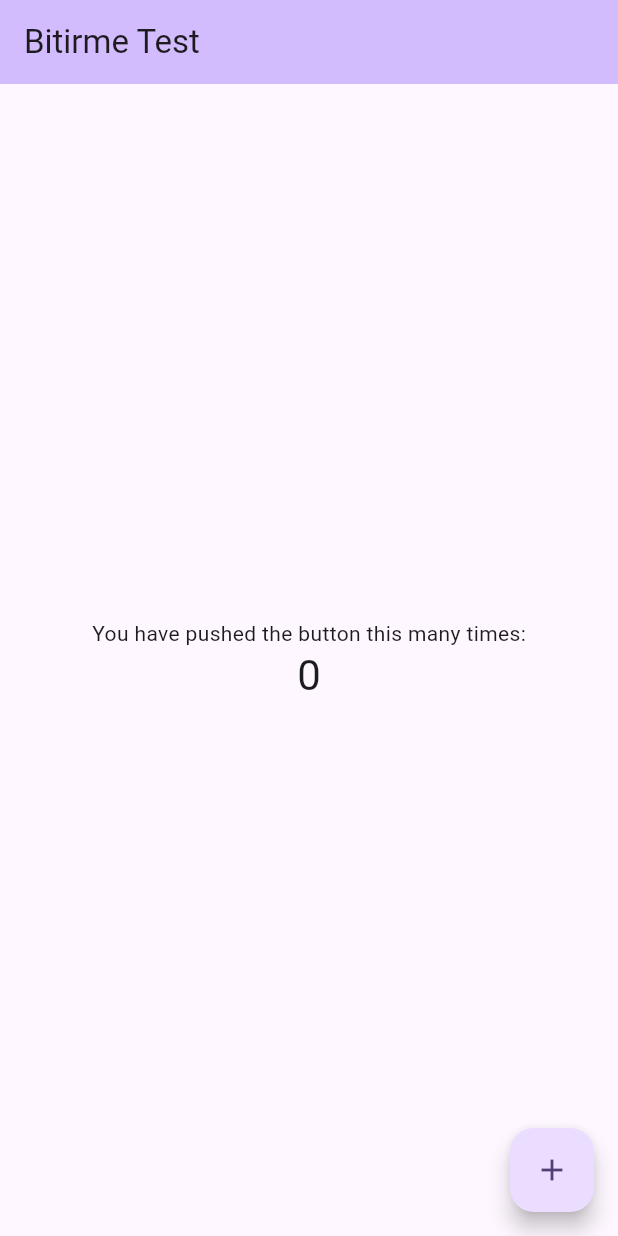
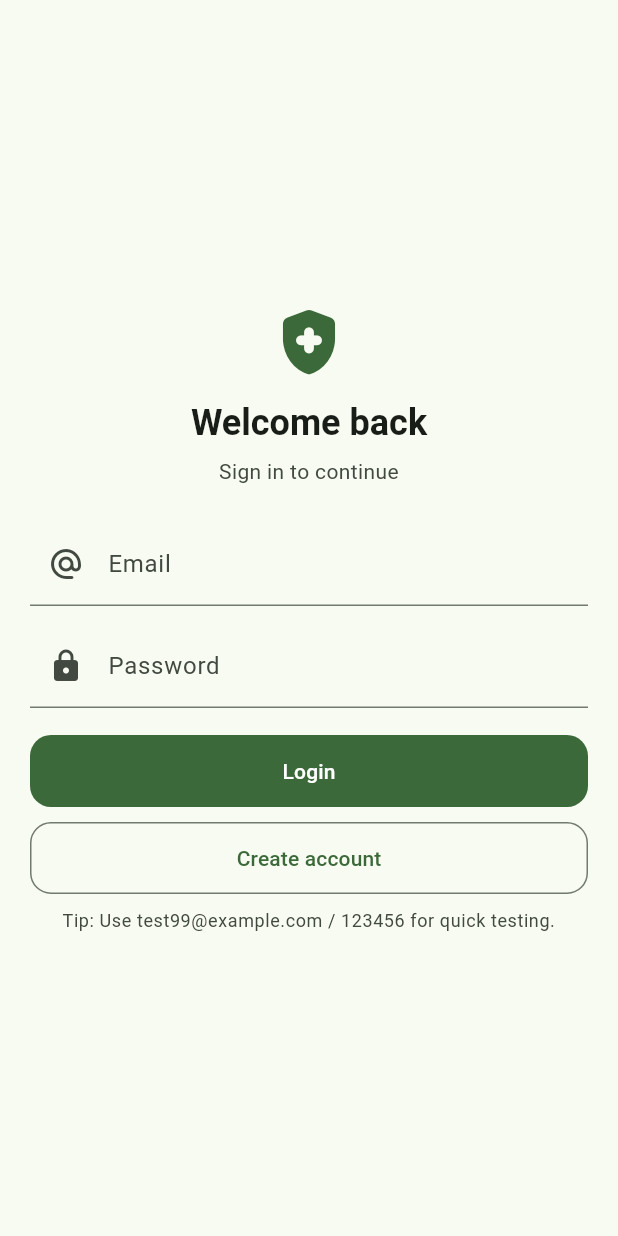
Before and after one commit to harunnkayaa/Akilli_Tarif_Ilac_Sistemi, a Flutter app: the screen it shows after launch, on a phone screen of 412 x 824 dp. Run offline on Flutter 3.47's test engine with Material 3 defaults, Android fonts, the phone set to English and light mode, and no system bars; our stand-ins replace dio, flutter_secure_storage.

Commit message:
feat(mobile): implement login/register, token storage, and boot redirect

```diff
--- /dev/null
+++ b/frontend/mobile_app/lib/core/api_client.dart
@@ -0,0 +1,41 @@
+import 'package:dio/dio.dart';
+import 'token_store.dart';
+
+class ApiClient {
+  final Dio dio;
+
+  ApiClient._(this.dio);
+
+  factory ApiClient(TokenStore tokenStore) {
+    final dio = Dio(
+      BaseOptions(
+        baseUrl: 'http://10.0.2.2:8000',
+        connectTimeout: const Duration(seconds: 10),
+        receiveTimeout: const Duration(seconds: 10),
+        headers: {'Content-Type': 'application/json'},
+      ),
+    );
+
+    dio.interceptors.add(
+      InterceptorsWrapper(
+        onRequest: (options, handler) async {
+          final token = await tokenStore.readToken();
+          if (token != null && token.isNotEmpty) {
+            options.headers['Authorization'] = 'Bearer $token';
+          }
+          return handler.next(options);
+        },
+        onError: (e, handler) async {
+          if (e.response?.statusCode == 401) {
+            // Token invalid/expired -> cleanup
+            await tokenStore.deleteToken();
+            // TODO: navigate to login (we'll do later)
+          }
+          return handler.next(e);
+        },
+      ),
+    );
+
+    return ApiClient._(dio);
+  }
+}
--- /dev/null
+++ b/frontend/mobile_app/lib/core/token_store.dart
@@ -0,0 +1,15 @@
+import 'package:flutter_secure_storage/flutter_secure_storage.dart';
+
+class TokenStore {
+  static const _key = 'access_token';
+  final FlutterSecureStorage _storage;
+
+  TokenStore({FlutterSecureStorage? storage})
+      : _storage = storage ?? const FlutterSecureStorage();
+
+  Future<void> saveToken(String token) => _storage.write(key: _key, value: token);
+
+  Future<String?> readToken() => _storage.read(key: _key);
+
+  Future<void> deleteToken() => _storage.delete(key: _key);
+}
--- /dev/null
+++ b/frontend/mobile_app/lib/features/auth/auth_api.dart
@@ -0,0 +1,81 @@
+import 'package:dio/dio.dart';
+import '../../core/api_client.dart';
+import '../../core/token_store.dart';
+
+class AuthApi {
+  final Dio _dio;
+  final TokenStore _tokenStore;
+
+  AuthApi(ApiClient client, this._tokenStore) : _dio = client.dio;
+
+  /// REGISTER
+  Future<void> register({
+    required String email,
+    required String password,
+  }) async {
+    await _dio.post(
+      '/auth/register',
+      data: {
+        'email': email,
+        'password': password,
+      },
+    );
+  }
+
+  /// LOGIN
+  Future<void> login({
+    required String email,
+    required String password,
+  }) async {
+    final res = await _dio.post(
+      '/auth/login',
+      data: {
+        'email': email,
+        'password': password,
+      },
+    );
+
+    final data = res.data;
+
+    final token = (data is Map && data['access_token'] is String)
+        ? data['access_token'] as String
+        : null;
+
+    if (token == null || token.isEmpty) {
+      throw Exception('Login response does not include access_token');
+    }
+
+    await _tokenStore.saveToken(token);
+  }
+
+  /// TOKEN VAR MI + GEÇERLİ Mİ
+  Future<bool> hasValidSession() async {
+    final token = await _tokenStore.readToken();
+
+    if (token == null || token.isEmpty) {
+      return false;
+    }
+
+    try {
+      // Token interceptor zaten Authorization header ekliyor
+      await _dio.get('/users/me');
+      return true;
+    } on DioException catch (e) {
+      if (e.response?.statusCode == 401 ||
+          e.response?.statusCode == 403) {
+        await _tokenStore.deleteToken();
+        return false;
+      }
+
+      // Network hatası vs
+      return false;
+    } catch (_) {
+      return false;
+    }
+  }
+
+  /// LOGOUT
+  Future<void> logout() async {
+    await _tokenStore.deleteToken();
+  }
+}
--- /dev/null
+++ b/frontend/mobile_app/lib/features/auth/login_screen.dart
@@ -0,0 +1,135 @@
+import 'package:flutter/material.dart';
+import 'auth_api.dart';
+
+class LoginScreen extends StatefulWidget {
+  final AuthApi authApi;
+
+  const LoginScreen({super.key, required this.authApi});
+
+  @override
+  State<LoginScreen> createState() => _LoginScreenState();
+}
+
+class _LoginScreenState extends State<LoginScreen> {
+  final _email = TextEditingController();
+  final _password = TextEditingController();
+  bool _loading = false;
+
+  @override
+  void dispose() {
+    _email.dispose();
+    _password.dispose();
+    super.dispose();
+  }
+
+  void _snack(String msg) {
+    ScaffoldMessenger.of(context).showSnackBar(SnackBar(content: Text(msg)));
+  }
+
+  Future<void> _login() async {
+    FocusScope.of(context).unfocus();
+    setState(() => _loading = true);
+
+    try {
+      await widget.authApi.login(
+        email: _email.text.trim(),
+        password: _password.text,
+      );
+
+      if (!mounted) return;
+      Navigator.pushReplacementNamed(context, '/profile');
+    } catch (e) {
+      if (!mounted) return;
+      _snack('Login failed: $e');
+    } finally {
+      if (mounted) setState(() => _loading = false);
+    }
+  }
+
+  @override
+  Widget build(BuildContext context) {
+    final cs = Theme.of(context).colorScheme;
+
+    return Scaffold(
+      body: SafeArea(
+        child: Center(
+          child: SingleChildScrollView(
+            padding: const EdgeInsets.all(20),
+            child: ConstrainedBox(
+              constraints: const BoxConstraints(maxWidth: 420),
+              child: Column(
+                crossAxisAlignment: CrossAxisAlignment.stretch,
+                children: [
+                  Icon(Icons.health_and_safety_rounded, size: 52, color: cs.primary),
+                  const SizedBox(height: 12),
+                  Text(
+                    'Welcome back',
+                    style: Theme.of(context).textTheme.headlineSmall?.copyWith(fontWeight: FontWeight.w700),
+                    textAlign: TextAlign.center,
+                  ),
+                  const SizedBox(height: 6),
+                  Text(
+                    'Sign in to continue',
+                    style: Theme.of(context).textTheme.bodyMedium?.copyWith(color: cs.onSurfaceVariant),
+                    textAlign: TextAlign.center,
+                  ),
+                  const SizedBox(height: 24),
+
+                  TextField(
+                    controller: _email,
+                    keyboardType: TextInputType.emailAddress,
+                    textInputAction: TextInputAction.next,
+                    decoration: const InputDecoration(
+                      labelText: 'Email',
+                      prefixIcon: Icon(Icons.alternate_email_rounded),
+                    ),
+                  ),
+                  const SizedBox(height: 12),
+                  TextField(
+                    controller: _password,
+                    obscureText: true,
+                    textInputAction: TextInputAction.done,
+                    onSubmitted: (_) => _loading ? null : _login(),
+                    decoration: const InputDecoration(
+                      labelText: 'Password',
+                      prefixIcon: Icon(Icons.lock_rounded),
+                    ),
+                  ),
+                  const SizedBox(height: 18),
+
+                  FilledButton(
+                    onPressed: _loading ? null : _login,
+                    style: FilledButton.styleFrom(
+                      padding: const EdgeInsets.symmetric(vertical: 14),
+                      shape: RoundedRectangleBorder(borderRadius: BorderRadius.circular(14)),
+                    ),
+                    child: Text(_loading ? 'Loading...' : 'Login'),
+                  ),
+
+                  const SizedBox(height: 10),
+
+                  OutlinedButton(
+                    onPressed: _loading ? null : () => Navigator.pushNamed(context, '/register'),
+                    style: OutlinedButton.styleFrom(
+                      padding: const EdgeInsets.symmetric(vertical: 14),
+                      shape: RoundedRectangleBorder(borderRadius: BorderRadius.circular(14)),
+                    ),
+                    child: const Text('Create account'),
+                  ),
+
+                  const SizedBox(height: 10),
+
+                  Text(
+                    'Tip: Use test99@example.com / 123456 for quick testing.',
+                    style: Theme.of(context).textTheme.bodySmall?.copyWith(color: cs.onSurfaceVariant),
+                    textAlign: TextAlign.center,
+                  ),
+                ],
+              ),
+            ),
+          ),
+        ),
+      ),
+    );
+  }
+}
--- a/frontend/mobile_app/lib/main.dart
+++ b/frontend/mobile_app/lib/main.dart
@@ -1,4 +1,9 @@
 import 'package:flutter/material.dart';
+import 'core/api_client.dart';
+import 'core/token_store.dart';
+import 'features/auth/auth_api.dart';
+import 'features/auth/boot_screen.dart';
+import 'features/auth/register_screen.dart';
 
 void main() {
   runApp(const MyApp());
@@ -7,116 +12,23 @@ void main() {
 class MyApp extends StatelessWidget {
   const MyApp({super.key});
 
-  // This widget is the root of your application.
   @override
   Widget build(BuildContext context) {
+    final tokenStore = TokenStore();
+    final client = ApiClient(tokenStore);
+    final authApi = AuthApi(client, tokenStore);
+
     return MaterialApp(
-      title: 'Bitirme Test',
+      debugShowCheckedModeBanner: false,
+      title: 'SmartApp',
       theme: ThemeData(
-        // This is the theme of your application.
-        //
-        // TRY THIS: Try running your application with "flutter run". You'll see
-        // the application has a purple toolbar. Then, without quitting the app,
-        // try changing the seedColor in the colorScheme below to Colors.green
-        // and then invoke "hot reload" (save your changes or press the "hot
-        // reload" button in a Flutter-supported IDE, or press "r" if you used
-        // the command line to start the app).
-        //
-        // Notice that the counter didn't reset back to zero; the application
-        // state is not lost during the reload. To reset the state, use hot
-        // restart instead.
-        //
-        // This works for code too, not just values: Most code changes can be
-        // tested with just a hot reload.
-        colorScheme: .fromSeed(seedColor: Colors.deepPurple),
+        colorScheme: ColorScheme.fromSeed(seedColor: Colors.green),
+        useMaterial3: true,
       ),
-      home: const MyHomePage(title: 'Bitirme Test'),
+      routes: {
+        '/': (_) => BootScreen(authApi: authApi),
+        '/register': (_) => RegisterScreen(authApi: authApi),
+      },
     );
   }
 }
-
-class MyHomePage extends StatefulWidget {
-  const MyHomePage({super.key, required this.title});
-
-  // This widget is the home page of your application. It is stateful, meaning
-  // that it has a State object (defined below) that contains fields that affect
-  // how it looks.
-
-  // This class is the configuration for the state. It holds the values (in this
-  // case the title) provided by the parent (in this case the App widget) and
-  // used by the build method of the State. Fields in a Widget subclass are
-  // always marked "final".
-
-  final String title;
-
-  @override
-  State<MyHomePage> createState() => _MyHomePageState();
-}
-
-class _MyHomePageState extends State<MyHomePage> {
-  int _counter = 0;
-
-  void _incrementCounter() {
-    setState(() {
-      // This call to setState tells the Flutter framework that something has
-      // changed in this State, which causes it to rerun the build method below
-      // so that the display can reflect the updated values. If we changed
-      // _counter without calling setState(), then the build method would not be
-      // called again, and so nothing would appear to happen.
-      _counter++;
-    });
-  }
-
-  @override
-  Widget build(BuildContext context) {
-    // This method is rerun every time setState is called, for instance as done
-    // by the _incrementCounter method above.
-    //
-    // The Flutter framework has been optimized to make rerunning build methods
-    // fast, so that you can just rebuild anything that needs updating rather
-    // than having to individually change instances of widgets.
-    return Scaffold(
-      appBar: AppBar(
-        // TRY THIS: Try changing the color here to a specific color (to
-        // Colors.amber, perhaps?) and trigger a hot reload to see the AppBar
-        // change color while the other colors stay the same.
-        backgroundColor: Theme.of(context).colorScheme.inversePrimary,
-        // Here we take the value from the MyHomePage object that was created by
-        // the App.build method, and use it to set our appbar title.
-        title: Text(widget.title),
-      ),
-      body: Center(
-        // Center is a layout widget. It takes a single child and positions it
-        // in the middle of the parent.
-        child: Column(
-          // Column is also a layout widget. It takes a list of children and
-          // arranges them vertically. By default, it sizes itself to fit its
-          // children horizontally, and tries to be as tall as its parent.
-          //
-          // Column has various properties to control how it sizes itself and
-          // how it positions its children. Here we use mainAxisAlignment to
-          // center the children vertically; the main axis here is the vertical
-          // axis because Columns are vertical (the cross axis would be
-          // horizontal).
-          //
-          // TRY THIS: Invoke "debug painting" (choose the "Toggle Debug Paint"
-          // action in the IDE, or press "p" in the console), to see the
-          // wireframe for each widget.
-          mainAxisAlignment: .center,
-          children: [
-            const Text('You have pushed the button this many times:'),
-            Text(
-              '$_counter',
-              style: Theme.of(context).textTheme.headlineMedium,
-            ),
-          ],
-        ),
-      ),
-      floatingActionButton: FloatingActionButton(
-        onPressed: _incrementCounter,
-        tooltip: 'Increment',
-        child: const Icon(Icons.add),
-      ),
-    );
-  }
-}
--- a/frontend/mobile_app/pubspec.yaml
+++ b/frontend/mobile_app/pubspec.yaml
@@ -36,6 +36,10 @@ dependencies:
   cupertino_icons: ^1.0.8
 
 dev_dependencies:
+
+  dio: ^5.4.0
+  flutter_secure_storage: ^9.0.0
+
   flutter_test:
     sdk: flutter
 
```
Also changed, not shown: frontend/mobile_app/lib/features/auth/boot_screen.dart (added, +47 -0 lines), frontend/mobile_app/lib/features/auth/register_screen.dart (added, +120 -0 lines), frontend/mobile_app/lib/features/profile/profile_api.dart (added, +15 -0 lines), frontend/mobile_app/lib/features/profile/profile_screen.dart (added, +124 -0 lines), frontend/mobile_app/pubspec.lock.
